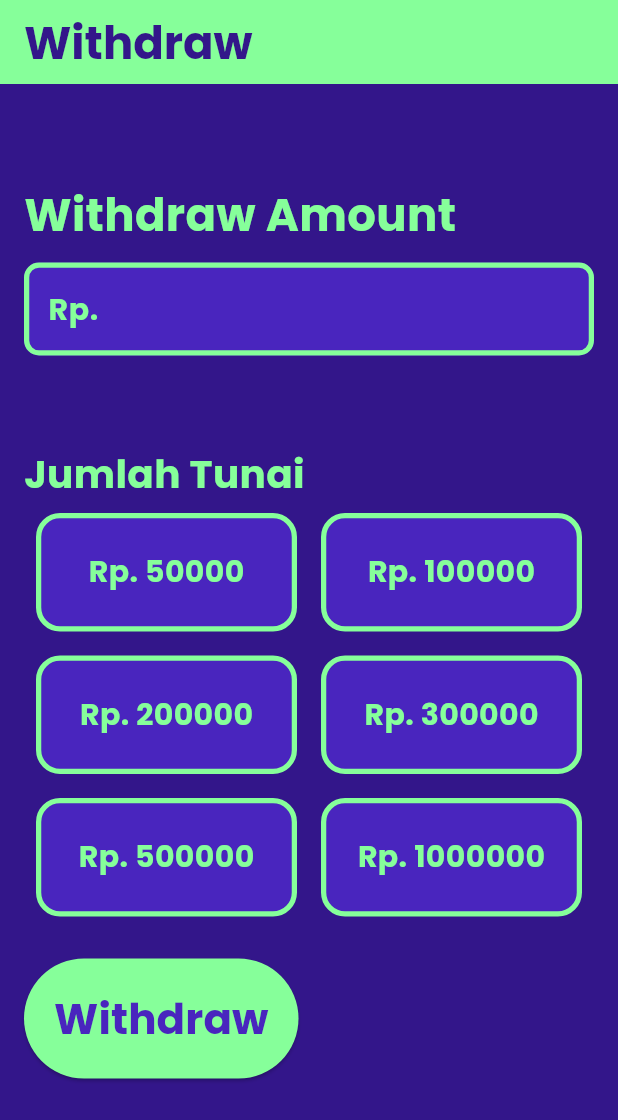
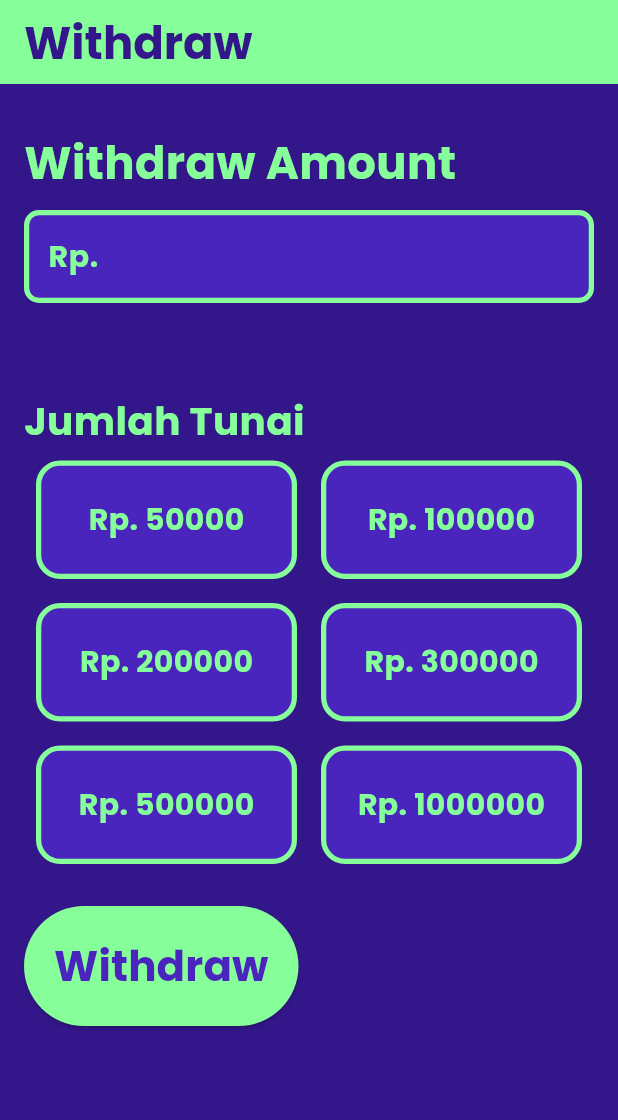
Before and after one commit to George535220173/UAS_E-MONEY, a Flutter app: the WithdrawPage screen opened directly, on a phone screen of 412 x 824 dp. Shown: the top 1120 px of the screen. Run offline on Flutter 3.47's test engine with Material 3 defaults, Android fonts, the phone set to English and light mode, and no system bars; our stand-ins replace carousel_slider, cloud_firestore, firebase_auth, firebase_core; accounts and stored records are empty.

Commit message:
fixed overlfow

```diff
--- a/lib/Withdraw/withdraw.dart
+++ b/lib/Withdraw/withdraw.dart
@@ -43,7 +43,7 @@ class _WithdrawPageState extends State<WithdrawPage> {
         child: Column(
           crossAxisAlignment: CrossAxisAlignment.start,
           children: [
-            SizedBox(height: 50),
+            SizedBox(height: 15),
             Text(
               'Withdraw Amount',
               style: TextStyle(
```
